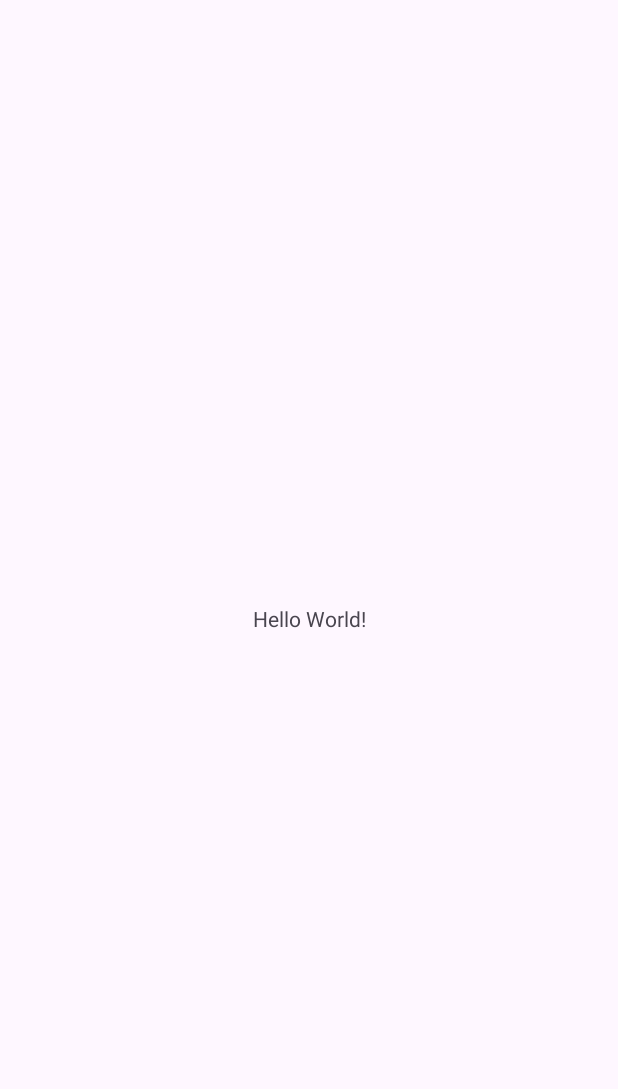
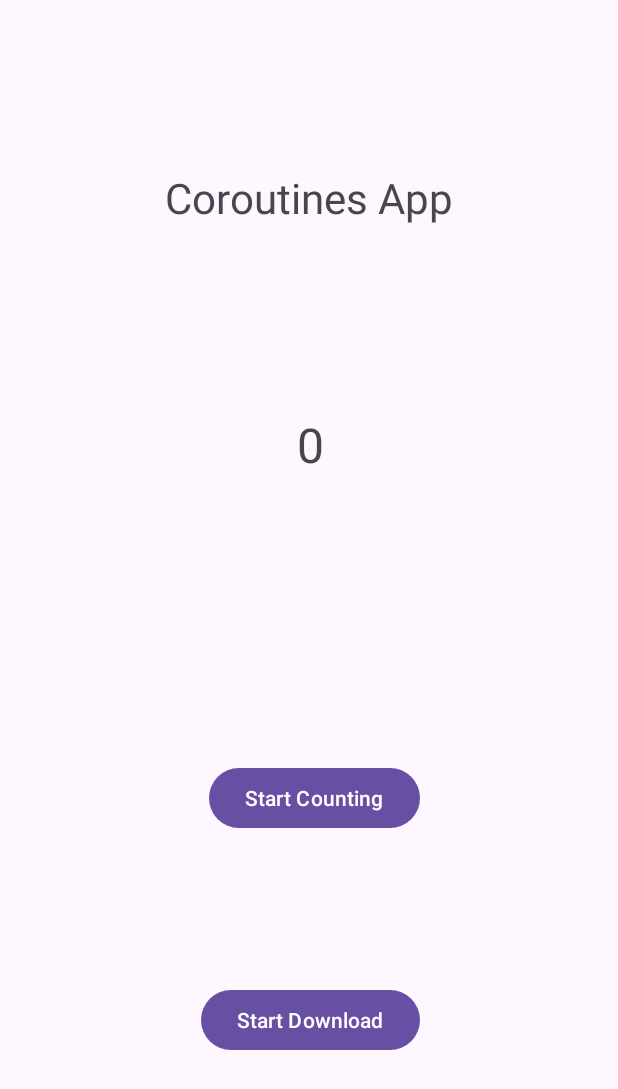
Before and after one commit to daptanque/CoroutinesApp, an Android app: the screen it shows after launch (MainActivity), on a phone screen of 412 x 824 dp. Before the commit the part shown is almost empty. Shown: the top 1089 px of the screen. Run offline under Robolectric (Android 15) with nearby library versions, the phone set to English and light mode, and no system bars; our stand-ins replace data binding.

Commit message:
Activity Layout

```diff
--- a/app/src/main/res/layout/activity_main.xml
+++ b/app/src/main/res/layout/activity_main.xml
@@ -9,13 +9,50 @@
         tools:context=".MainActivity">
 
         <TextView
+            android:id="@+id/textView2"
             android:layout_width="wrap_content"
             android:layout_height="wrap_content"
-            android:text="Hello World!"
+            android:text="Coroutines App"
+            android:textSize="28sp"
             app:layout_constraintBottom_toBottomOf="parent"
             app:layout_constraintEnd_toEndOf="parent"
             app:layout_constraintStart_toStartOf="parent"
-            app:layout_constraintTop_toTopOf="parent" />
+            app:layout_constraintTop_toTopOf="parent"
+            app:layout_constraintVertical_bias="0.143" />
+
+        <TextView
+            android:id="@+id/counter_text"
+            android:layout_width="wrap_content"
+            android:layout_height="wrap_content"
+            android:text="0"
+            android:textSize="32sp"
+            app:layout_constraintBottom_toBottomOf="parent"
+            app:layout_constraintEnd_toEndOf="parent"
+            app:layout_constraintHorizontal_bias="0.502"
+            app:layout_constraintStart_toStartOf="parent"
+            app:layout_constraintTop_toTopOf="parent"
+            app:layout_constraintVertical_bias="0.352" />
+
+        <Button
+            android:id="@+id/count_btn"
+            android:layout_width="wrap_content"
+            android:layout_height="wrap_content"
+            android:layout_marginEnd="132dp"
+            android:layout_marginBottom="100dp"
+            android:text="Start Counting"
+            app:layout_constraintBottom_toTopOf="@+id/download_btn"
+            app:layout_constraintEnd_toEndOf="parent" />
+
+        <Button
+            android:id="@+id/download_btn"
+            android:layout_width="wrap_content"
+            android:layout_height="wrap_content"
+            android:layout_marginEnd="132dp"
+            android:layout_marginBottom="120dp"
+            android:text="Start Download"
+            app:layout_constraintBottom_toBottomOf="parent"
+            app:layout_constraintEnd_toEndOf="parent" />
+
 
     </androidx.constraintlayout.widget.ConstraintLayout>
 </layout>
```
